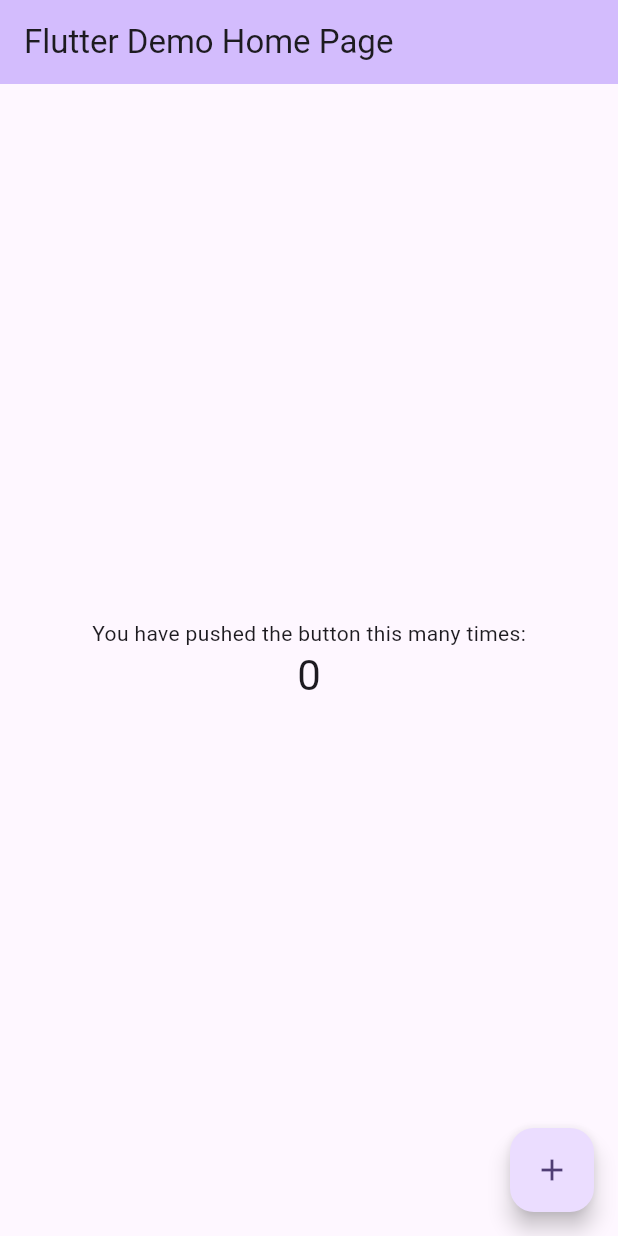
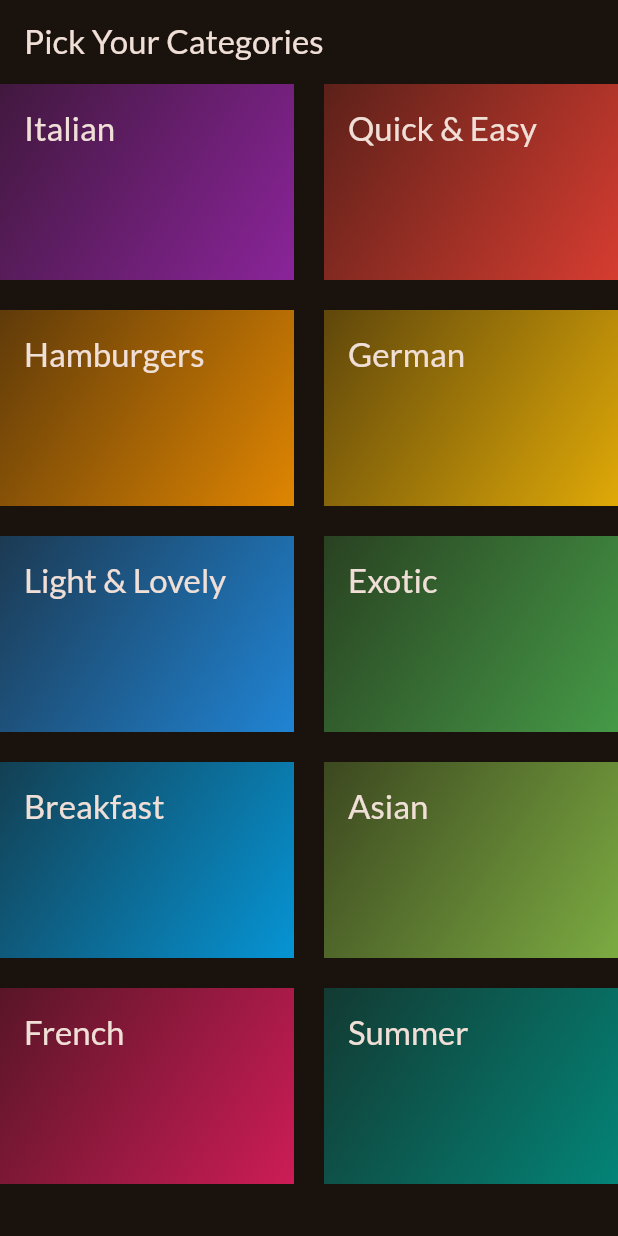
Before and after one commit to shoumik334/meals_app, a Flutter app: the screen it shows after launch, on a phone screen of 412 x 824 dp. Run offline on Flutter 3.47's test engine with Material 3 defaults, Android fonts, the phone set to English and light mode, and no system bars; our stand-ins replace google_fonts.

Commit message:
Project Setup & Display Categories Items On a Screen

```diff
--- /dev/null
+++ b/lib/categories.dart
@@ -0,0 +1,27 @@
+import "package:flutter/material.dart";
+import 'package:meals_app/widgets/category_grid_item.dart';
+import "package:meals_app/data/dummy_data.dart";
+
+class CategoriesScreen extends StatelessWidget {
+  const CategoriesScreen({super.key});
+
+  @override
+  Widget build(BuildContext context) {
+    return Scaffold(
+      appBar: AppBar(title: const Text('Pick Your Categories')),
+      body: GridView(
+        gridDelegate: SliverGridDelegateWithFixedCrossAxisCount(
+          crossAxisCount: 2,
+          childAspectRatio: 3 / 2,
+          crossAxisSpacing: 20,
+          mainAxisSpacing: 20,
+        ),
+        children: // availableCategories.map((category) => CategoryGridItem(category: category)).toList(),
+            [
+          for (final category in availableCategories)
+            CategoryGridItem(category: category),
+        ],
+      ),
+    );
+  }
+}
--- /dev/null
+++ b/lib/data/dummy_data.dart
@@ -0,0 +1,55 @@
+import 'package:flutter/material.dart';
+import 'package:meals_app/models/category.dart';
+
+const availableCategories = [
+  Category(
+    id: 'c1',
+    title: 'Italian',
+    color: Colors.purple,
+  ),
+  Category(
+    id: 'c2',
+    title: 'Quick & Easy',
+    color: Colors.red,
+  ),
+  Category(
+    id: 'c3',
+    title: 'Hamburgers',
+    color: Colors.orange,
+  ),
+  Category(
+    id: 'c4',
+    title: 'German',
+    color: Colors.amber,
+  ),
+  Category(
+    id: 'c5',
+    title: 'Light & Lovely',
+    color: Colors.blue,
+  ),
+  Category(
+    id: 'c6',
+    title: 'Exotic',
+    color: Colors.green,
+  ),
+  Category(
+    id: 'c7',
+    title: 'Breakfast',
+    color: Colors.lightBlue,
+  ),
+  Category(
+    id: 'c8',
+    title: 'Asian',
+    color: Colors.lightGreen,
+  ),
+  Category(
+    id: 'c9',
+    title: 'French',
+    color: Colors.pink,
+  ),
+  Category(
+    id: 'c10',
+    title: 'Summer',
+    color: Colors.teal,
+  ),
+];
--- a/lib/main.dart
+++ b/lib/main.dart
@@ -1,122 +1,28 @@
 import 'package:flutter/material.dart';
 
+import 'package:google_fonts/google_fonts.dart';
+import 'package:meals_app/categories.dart';
+
+final theme = ThemeData(
+  colorScheme: ColorScheme.fromSeed(
+    brightness: Brightness.dark,
+    seedColor: const Color.fromARGB(255, 131, 57, 0),
+  ),
+  textTheme: GoogleFonts.latoTextTheme(),
+);
+
 void main() {
-  runApp(const MyApp());
+  runApp(const App());
 }
 
-class MyApp extends StatelessWidget {
-  const MyApp({super.key});
+class App extends StatelessWidget {
+  const App({super.key});
 
-  // This widget is the root of your application.
   @override
   Widget build(BuildContext context) {
     return MaterialApp(
-      title: 'Flutter Demo',
-      theme: ThemeData(
-        // This is the theme of your application.
-        //
-        // TRY THIS: Try running your application with "flutter run". You'll see
-        // the application has a purple toolbar. Then, without quitting the app,
-        // try changing the seedColor in the colorScheme below to Colors.green
-        // and then invoke "hot reload" (save your changes or press the "hot
-        // reload" button in a Flutter-supported IDE, or press "r" if you used
-        // the command line to start the app).
-        //
-        // Notice that the counter didn't reset back to zero; the application
-        // state is not lost during the reload. To reset the state, use hot
-        // restart instead.
-        //
-        // This works for code too, not just values: Most code changes can be
-        // tested with just a hot reload.
-        colorScheme: ColorScheme.fromSeed(seedColor: Colors.deepPurple),
-      ),
-      home: const MyHomePage(title: 'Flutter Demo Home Page'),
+      theme: theme,
+      home: CategoriesScreen(),
     );
   }
 }
-
-class MyHomePage extends StatefulWidget {
-  const MyHomePage({super.key, required this.title});
-
-  // This widget is the home page of your application. It is stateful, meaning
-  // that it has a State object (defined below) that contains fields that affect
-  // how it looks.
-
-  // This class is the configuration for the state. It holds the values (in this
-  // case the title) provided by the parent (in this case the App widget) and
-  // used by the build method of the State. Fields in a Widget subclass are
-  // always marked "final".
-
-  final String title;
-
-  @override
-  State<MyHomePage> createState() => _MyHomePageState();
-}
-
-class _MyHomePageState extends State<MyHomePage> {
-  int _counter = 0;
-
-  void _incrementCounter() {
-    setState(() {
-      // This call to setState tells the Flutter framework that something has
-      // changed in this State, which causes it to rerun the build method below
-      // so that the display can reflect the updated values. If we changed
-      // _counter without calling setState(), then the build method would not be
-      // called again, and so nothing would appear to happen.
-      _counter++;
-    });
-  }
-
-  @override
-  Widget build(BuildContext context) {
-    // This method is rerun every time setState is called, for instance as done
-    // by the _incrementCounter method above.
-    //
-    // The Flutter framework has been optimized to make rerunning build methods
-    // fast, so that you can just rebuild anything that needs updating rather
-    // than having to individually change instances of widgets.
-    return Scaffold(
-      appBar: AppBar(
-        // TRY THIS: Try changing the color here to a specific color (to
-        // Colors.amber, perhaps?) and trigger a hot reload to see the AppBar
-        // change color while the other colors stay the same.
-        backgroundColor: Theme.of(context).colorScheme.inversePrimary,
-        // Here we take the value from the MyHomePage object that was created by
-        // the App.build method, and use it to set our appbar title.
-        title: Text(widget.title),
-      ),
-      body: Center(
-        // Center is a layout widget. It takes a single child and positions it
-        // in the middle of the parent.
-        child: Column(
-          // Column is also a layout widget. It takes a list of children and
-          // arranges them vertically. By default, it sizes itself to fit its
-          // children horizontally, and tries to be as tall as its parent.
-          //
-          // Column has various properties to control how it sizes itself and
-          // how it positions its children. Here we use mainAxisAlignment to
-          // center the children vertically; the main axis here is the vertical
-          // axis because Columns are vertical (the cross axis would be
-          // horizontal).
-          //
-          // TRY THIS: Invoke "debug painting" (choose the "Toggle Debug Paint"
-          // action in the IDE, or press "p" in the console), to see the
-          // wireframe for each widget.
-          mainAxisAlignment: MainAxisAlignment.center,
-          children: <Widget>[
-            const Text('You have pushed the button this many times:'),
-            Text(
-              '$_counter',
-              style: Theme.of(context).textTheme.headlineMedium,
-            ),
-          ],
-        ),
-      ),
-      floatingActionButton: FloatingActionButton(
-        onPressed: _incrementCounter,
-        tooltip: 'Increment',
-        child: const Icon(Icons.add),
-      ), // This trailing comma makes auto-formatting nicer for build methods.
-    );
-  }
-}
--- /dev/null
+++ b/lib/models/category.dart
@@ -0,0 +1,16 @@
+
+import 'package:flutter/material.dart';
+import 'package:flutter/rendering.dart';
+
+class Category{
+
+  const Category({
+    required this.id,
+    required this.title,
+    this.color = Colors.orange,
+    });
+
+  final String id;
+  final String title;
+  final Color color;
+}
--- /dev/null
+++ b/lib/widgets/category_grid_item.dart
@@ -0,0 +1,29 @@
+import 'package:flutter/material.dart';
+import 'package:meals_app/models/category.dart';
+
+class CategoryGridItem extends StatelessWidget {
+  const CategoryGridItem({super.key, required this.category});
+
+  final Category category;
+
+  @override
+  Widget build(BuildContext context) {
+    return Container(
+      padding: EdgeInsets.all(16),
+      decoration: BoxDecoration(
+        gradient: LinearGradient(
+          colors: [category.color.withAlpha(77), category.color.withAlpha(220)],
+          begin: Alignment.topLeft,
+          end: Alignment.bottomRight,
+        ),
+      ),
+
+      child: Text(
+        category.title,
+        style: Theme.of(context).textTheme.titleLarge!.copyWith(
+          color: Theme.of(context).colorScheme.onSurface,
+        ),
+      ),
+    );
+  }
+}
--- a/pubspec.yaml
+++ b/pubspec.yaml
@@ -34,6 +34,7 @@ dependencies:
   # The following adds the Cupertino Icons font to your application.
   # Use with the CupertinoIcons class for iOS style icons.
   cupertino_icons: ^1.0.8
+  google_fonts: ^6.2.1
 
 dev_dependencies:
   flutter_test:
```
Also changed, not shown: pubspec.lock, 7 other files.
